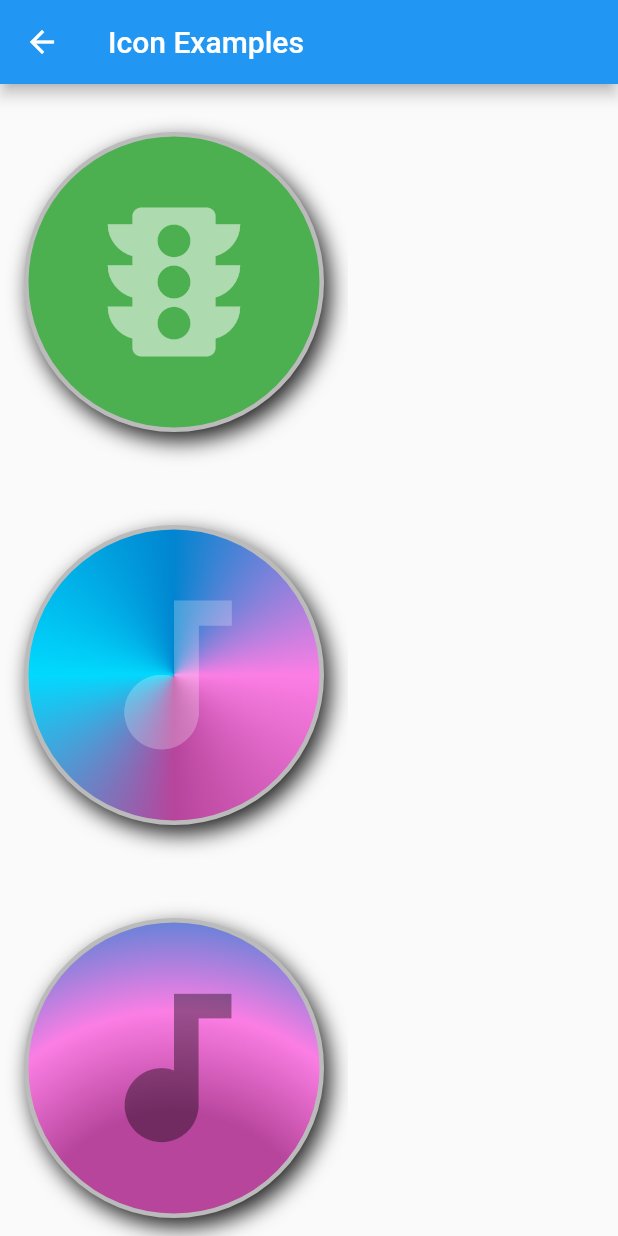
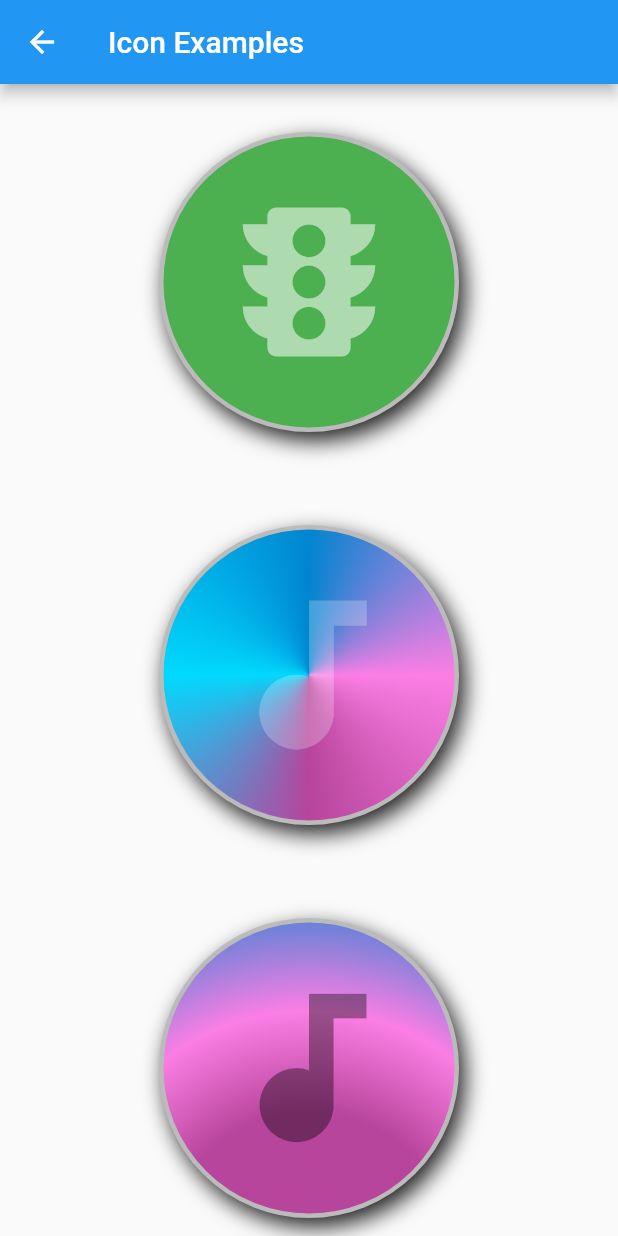
Before and after one commit to ScottS2017/Flutter_Z2P_01, a Flutter app: the IconExamples screen opened directly, on a phone screen of 412 x 824 dp. Run offline on Flutter 3.47's test engine with Material 2 defaults, Android fonts, the light colour scheme and no system bars.

Commit message:
Decorations, Text and Icons finished

```diff
--- a/lib/widgets/examples/e_icon_examples.dart
+++ b/lib/widgets/examples/e_icon_examples.dart
@@ -5,7 +5,7 @@ class IconExamples extends StatelessWidget {
     Key? key,
   }) : super(key: key);
 
-  final SizedBox _xxxxxxxxxxxxxxxxxxxxxxxxxxxxxxxxxxxxxxxx = const SizedBox(
+  final SizedBox divider_xxxxxxxxxxxxxxxxxxxxxxxxxxxxxxx = const SizedBox(
     height: 32,
   );
 
@@ -15,14 +15,13 @@ class IconExamples extends StatelessWidget {
       appBar: AppBar(
         title: const Text('Icon Examples'),
       ),
-        body: SingleChildScrollView(
+        body: SizedBox.expand(
           child: Padding(
             padding: const EdgeInsets.symmetric(horizontal: 16.0),
+            child: SingleChildScrollView(
             child: Column(
-            mainAxisSize: MainAxisSize.min,
-            mainAxisAlignment: MainAxisAlignment.start,
               children: <Widget>[
-              _xxxxxxxxxxxxxxxxxxxxxxxxxxxxxxxxxxxxxxxx,
+                divider_xxxxxxxxxxxxxxxxxxxxxxxxxxxxxxx,
                 ExampleIconCustomWidget(
                   color: Colors.green,
                   icon: Icon(
@@ -32,7 +31,7 @@ class IconExamples extends StatelessWidget {
                     color: Colors.white54,
                   ),
                 ),
-              _xxxxxxxxxxxxxxxxxxxxxxxxxxxxxxxxxxxxxxxx,
+                divider_xxxxxxxxxxxxxxxxxxxxxxxxxxxxxxx,
                 Container(
                   height: 200,
                   width: 200,
@@ -69,7 +68,7 @@ class IconExamples extends StatelessWidget {
                     color: Colors.white24,
                   ),
                 ),
-              _xxxxxxxxxxxxxxxxxxxxxxxxxxxxxxxxxxxxxxxx,
+                divider_xxxxxxxxxxxxxxxxxxxxxxxxxxxxxxx,
                 Container(
                   height: 200,
                   width: 200,
@@ -109,7 +108,7 @@ class IconExamples extends StatelessWidget {
                   ),
                   child: Icon(Icons.audiotrack, size: 132, color: Colors.black38),
                 ),
-              _xxxxxxxxxxxxxxxxxxxxxxxxxxxxxxxxxxxxxxxx,
+                divider_xxxxxxxxxxxxxxxxxxxxxxxxxxxxxxx,
                 ExampleIconCustomWidget(
                   color: Colors.teal,
                   icon: Icon(
@@ -119,8 +118,9 @@ class IconExamples extends StatelessWidget {
                     color: Colors.deepOrangeAccent,
                   ),
                 ),
-              _xxxxxxxxxxxxxxxxxxxxxxxxxxxxxxxxxxxxxxxx,
+                divider_xxxxxxxxxxxxxxxxxxxxxxxxxxxxxxx,
               ],
+            ),
       ),
           ),
         ),
--- a/lib/widgets/exercises/b_box_decorations_exercises.dart
+++ b/lib/widgets/exercises/b_box_decorations_exercises.dart
@@ -5,7 +5,7 @@ class BoxDecorationExercises extends StatelessWidget {
     Key? key,
   }) : super(key: key);
 
-  final SizedBox _xxxxxxxxxxxxxxxxxxxxxxxxxxxxxxxxxxxxxxxx = const SizedBox(
+  final SizedBox divider_xxxxxxxxxxxxxxxxxxxxxxxxxxxxxxx = const SizedBox(
     height: 30,
   );
 
@@ -20,7 +20,7 @@ class BoxDecorationExercises extends StatelessWidget {
           mainAxisSize: MainAxisSize.min,
           mainAxisAlignment: MainAxisAlignment.start,
           children: <Widget>[
-            _xxxxxxxxxxxxxxxxxxxxxxxxxxxxxxxxxxxxxxxx,
+            divider_xxxxxxxxxxxxxxxxxxxxxxxxxxxxxxx,
 
             // TODO 1) Create a grey container, 200x200, 30 padding all around
             // TODO 2) Give it a child Container with max height and width
--- a/lib/widgets/solutions/b_box_decorations_solution.dart
+++ b/lib/widgets/solutions/b_box_decorations_solution.dart
@@ -5,7 +5,7 @@ class BoxDecorationSolution extends StatelessWidget {
     Key? key,
   }) : super(key: key);
 
-  final SizedBox _xxxxxxxxxxxxxxxxxxxxxxxxxxxxxxxxxxxxxxxx = const SizedBox(
+  final SizedBox divider_xxxxxxxxxxxxxxxxxxxxxxxxxxxxxxx = const SizedBox(
     height: 30,
   );
 
@@ -20,7 +20,7 @@ class BoxDecorationSolution extends StatelessWidget {
           mainAxisSize: MainAxisSize.min,
           mainAxisAlignment: MainAxisAlignment.start,
           children: <Widget>[
-            _xxxxxxxxxxxxxxxxxxxxxxxxxxxxxxxxxxxxxxxx,
+            divider_xxxxxxxxxxxxxxxxxxxxxxxxxxxxxxx,
 
 
 
--- a/lib/widgets/solutions/e_icon_solution.dart
+++ b/lib/widgets/solutions/e_icon_solution.dart
@@ -1,3 +1,4 @@
+import 'package:flutter/cupertino.dart';
 import 'package:flutter/material.dart';
 
 class IconSolution extends StatelessWidget {
@@ -5,7 +6,7 @@ class IconSolution extends StatelessWidget {
     Key? key,
   }) : super(key: key);
 
-  final SizedBox _xxxxxxxxxxxxxxxxxxxxxxxxxxxxxxxxxxxxxxxx = const SizedBox(
+  final SizedBox divider_xxxxxxxxxxxxxxxxxxxxxxxxxxxxxxx = const SizedBox(
     height: 32,
   );
   @override
@@ -14,12 +15,15 @@ class IconSolution extends StatelessWidget {
       appBar: AppBar(
         title: const Text('Icons Solutions'),
       ),
-      body: SingleChildScrollView(
+      body: SizedBox.expand(
+        child: Padding(
+          padding: const EdgeInsets.symmetric(horizontal: 16),
+          child: SingleChildScrollView(
             child: Column(
               mainAxisSize: MainAxisSize.min,
               mainAxisAlignment: MainAxisAlignment.start,
               children: <Widget>[
-            _xxxxxxxxxxxxxxxxxxxxxxxxxxxxxxxxxxxxxxxx,
+                divider_xxxxxxxxxxxxxxxxxxxxxxxxxxxxxxx,
                 ExampleIconCustomWidget(
                   color: const Color(0xFF777777),
                   // TODO 1) Add the icon parameter: Google Translate icon, size is 80 and color is white 54
@@ -30,7 +34,7 @@ class IconSolution extends StatelessWidget {
                     color: Colors.white54,
                   ),
                 ),
-            _xxxxxxxxxxxxxxxxxxxxxxxxxxxxxxxxxxxxxxxx,
+                divider_xxxxxxxxxxxxxxxxxxxxxxxxxxxxxxx,
                 ExampleIconCustomWidget(
                   color: Colors.purple,
                   // TODO 2) Add the icon parameter: Google Assistant icon, size 120 and color is white 54
@@ -41,7 +45,7 @@ class IconSolution extends StatelessWidget {
                     color: Colors.white54,
                   ),
                 ),
-            _xxxxxxxxxxxxxxxxxxxxxxxxxxxxxxxxxxxxxxxx,
+                divider_xxxxxxxxxxxxxxxxxxxxxxxxxxxxxxx,
                 ExampleIconCustomWidget(
                   color: Colors.white,
                   // TODO 3) Add the icon parameter: Alarm icon, size is 80 and color is red and add a semantics label that says Red Alarm
@@ -52,7 +56,7 @@ class IconSolution extends StatelessWidget {
                     color: Colors.red,
                   ),
                 ),
-            _xxxxxxxxxxxxxxxxxxxxxxxxxxxxxxxxxxxxxxxx,
+                divider_xxxxxxxxxxxxxxxxxxxxxxxxxxxxxxx,
                 ExampleIconCustomWidget(
                   color: Colors.red,
                   // TODO 4) Add the icon parameter: Power Settings icon, size is 80 and color is white
@@ -63,8 +67,10 @@ class IconSolution extends StatelessWidget {
                     color: Colors.white,
                   ),
                 ),
-            _xxxxxxxxxxxxxxxxxxxxxxxxxxxxxxxxxxxxxxxx,
+                divider_xxxxxxxxxxxxxxxxxxxxxxxxxxxxxxx,
               ],
+            ),
+          ),
         ),
       ),
     );
@@ -72,14 +78,14 @@ class IconSolution extends StatelessWidget {
 }
 
 class ExampleIconCustomWidget extends StatelessWidget {
-  final Icon icon;
-  final Color color;
-
   const ExampleIconCustomWidget({
     Key? key,
-    required this.icon,
-    required this.color,
+    this.icon,
+    this.color,
   }) : super(key: key);
+
+  final Icon? icon;
+  final Color? color;
 
   @override
   Widget build(BuildContext context) {
```
Also changed, not shown: lib/widgets/examples/b_box_decorations.dart (+11 -1 lines), lib/widgets/exercises/c_text_exercises.dart (+20 -18 lines), lib/widgets/exercises/e_icon_exercises.dart (+13 -9 lines), lib/widgets/solutions/c_text_examples_solution.dart (+24 -28 lines). Lines whose indentation alone changed are shown as unchanged.
